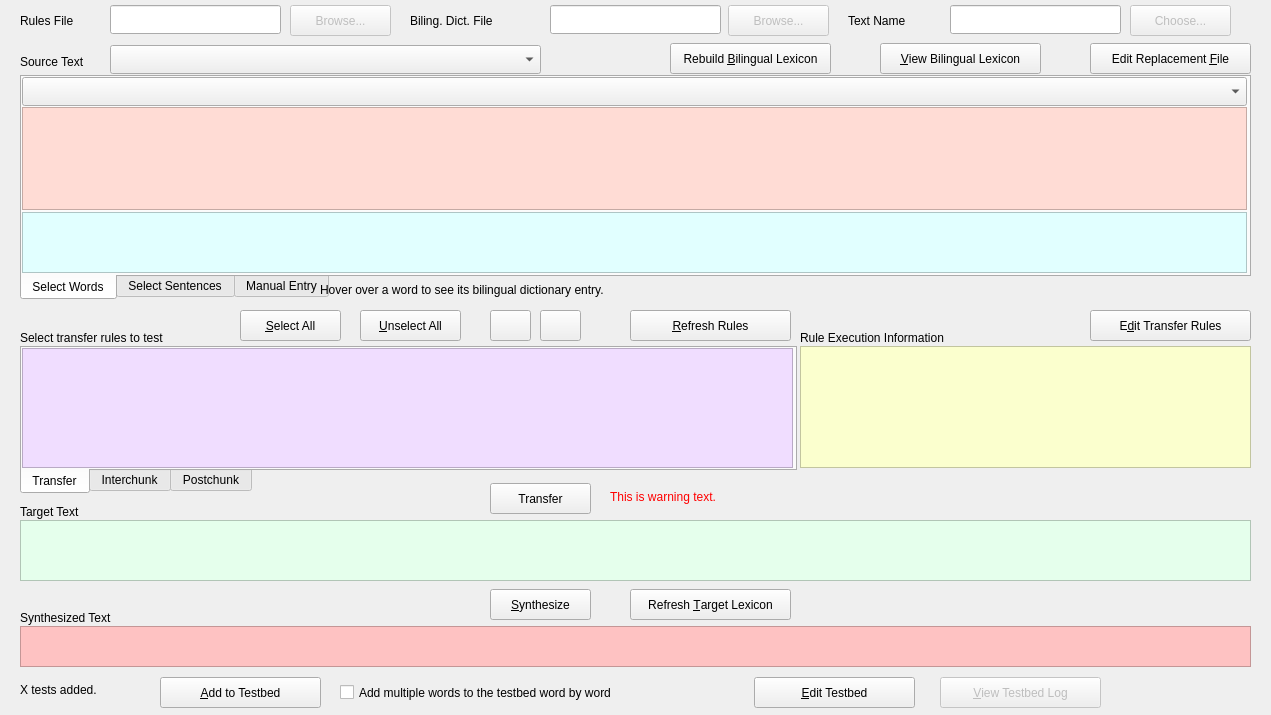
Before: the Qt Designer form LiveRuleTester.ui in rmlockwood/FLExTrans, drawn with Qt 5.
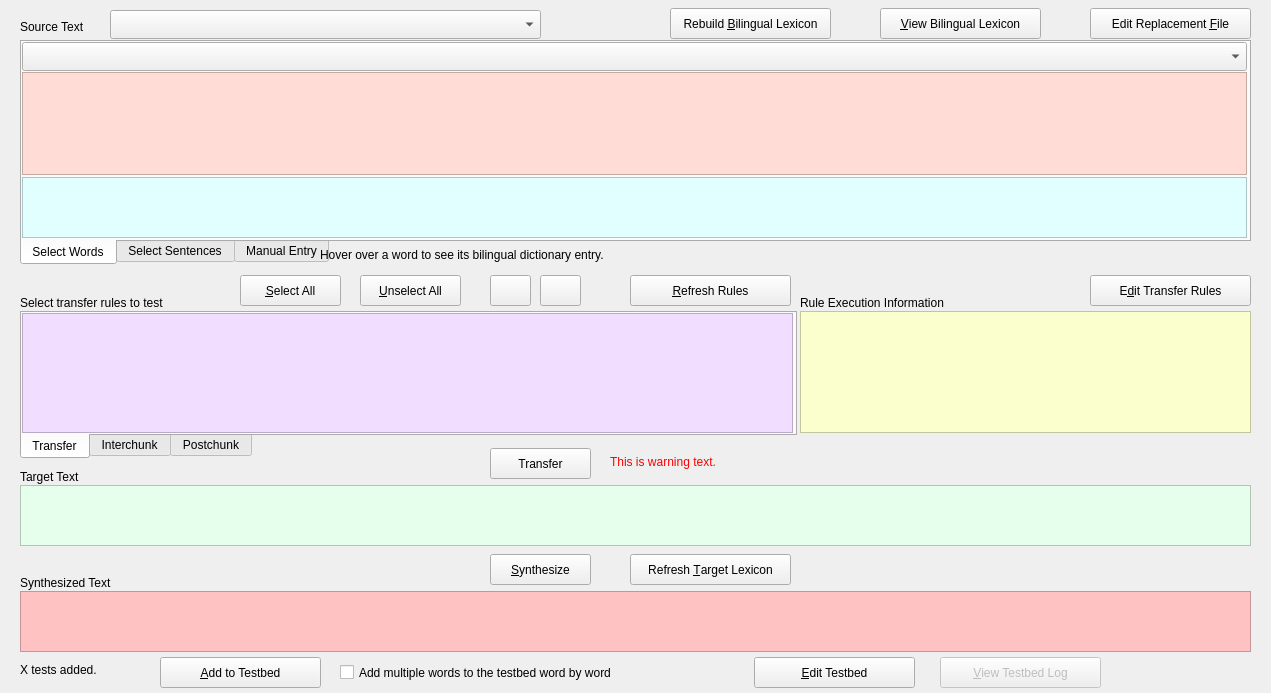
After: the same form once the commit is applied. Icons and pictures are not drawn.

Commit message: Fixes #310. Removed unneeded controls.

The edit to the form file:
```diff
--- a/LiveRuleTester.ui
+++ b/LiveRuleTester.ui
@@ -7,7 +7,7 @@
     <x>0</x>
     <y>0</y>
     <width>1271</width>
-    <height>715</height>
+    <height>693</height>
    </rect>
   </property>
   <property name="windowTitle">
@@ -21,7 +21,7 @@
     <property name="geometry">
      <rect>
       <x>20</x>
-      <y>346</y>
+      <y>311</y>
       <width>777</width>
       <height>148</height>
      </rect>
@@ -96,98 +96,11 @@
      </widget>
     </widget>
    </widget>
-   <widget class="QLabel" name="label">
-    <property name="geometry">
-     <rect>
-      <x>20</x>
-      <y>9</y>
-      <width>81</width>
-      <height>23</height>
-     </rect>
-    </property>
-    <property name="text">
-     <string>Rules File</string>
-    </property>
-   </widget>
-   <widget class="QPushButton" name="TransferFileBrowseButton">
-    <property name="enabled">
-     <bool>false</bool>
-    </property>
-    <property name="geometry">
-     <rect>
-      <x>290</x>
-      <y>5</y>
-      <width>101</width>
-      <height>31</height>
-     </rect>
-    </property>
-    <property name="text">
-     <string>Browse...</string>
-    </property>
-   </widget>
-   <widget class="QLineEdit" name="TransferFileEdit">
-    <property name="geometry">
-     <rect>
-      <x>110</x>
-      <y>5</y>
-      <width>171</width>
-      <height>29</height>
-     </rect>
-    </property>
-    <property name="text">
-     <string/>
-    </property>
-    <property name="alignment">
-     <set>Qt::AlignRight|Qt::AlignTrailing|Qt::AlignVCenter</set>
-    </property>
-   </widget>
-   <widget class="QLineEdit" name="BilingFileEdit">
-    <property name="geometry">
-     <rect>
-      <x>550</x>
-      <y>5</y>
-      <width>171</width>
-      <height>29</height>
-     </rect>
-    </property>
-    <property name="alignment">
-     <set>Qt::AlignRight|Qt::AlignTrailing|Qt::AlignVCenter</set>
-    </property>
-   </widget>
-   <widget class="QPushButton" name="BilingFileBrowseButton">
-    <property name="enabled">
-     <bool>false</bool>
-    </property>
-    <property name="geometry">
-     <rect>
-      <x>728</x>
-      <y>5</y>
-      <width>101</width>
-      <height>31</height>
-     </rect>
-    </property>
-    <property name="text">
-     <string>Browse...</string>
-    </property>
-   </widget>
-   <widget class="QLabel" name="label_2">
-    <property name="geometry">
-     <rect>
-      <x>410</x>
-      <y>9</y>
-      <width>131</width>
-      <height>23</height>
-     </rect>
-    </property>
-    <property name="text">
-     <string>Biling. Dict. File</string>
-    </property>
-   </widget>
    <widget class="QTabWidget" name="tabSource">
     <property name="geometry">
      <rect>
       <x>20</x>
-      <y>75</y>
+      <y>40</y>
       <width>1231</width>
       <height>225</height>
      </rect>
@@ -352,7 +265,7 @@
     <property name="geometry">
      <rect>
       <x>20</x>
-      <y>500</y>
+      <y>465</y>
       <width>111</width>
       <height>23</height>
      </rect>
@@ -365,7 +278,7 @@
     <property name="geometry">
      <rect>
       <x>20</x>
-      <y>50</y>
+      <y>15</y>
       <width>91</width>
       <height>23</height>
      </rect>
@@ -378,7 +291,7 @@
     <property name="geometry">
      <rect>
       <x>800</x>
-      <y>346</y>
+      <y>311</y>
       <width>451</width>
       <height>122</height>
      </rect>
@@ -399,7 +312,7 @@
     <property name="geometry">
      <rect>
       <x>490</x>
-      <y>483</y>
+      <y>448</y>
       <width>101</width>
       <height>31</height>
      </rect>
@@ -412,7 +325,7 @@
     <property name="geometry">
      <rect>
       <x>20</x>
-      <y>326</y>
+      <y>291</y>
       <width>211</width>
       <height>23</height>
      </rect>
@@ -425,7 +338,7 @@
     <property name="geometry">
      <rect>
       <x>800</x>
-      <y>326</y>
+      <y>291</y>
       <width>271</width>
       <height>23</height>
      </rect>
@@ -434,37 +347,11 @@
      <string>Rule Execution Information</string>
     </property>
    </widget>
-   <widget class="QLabel" name="SourceTextName">
-    <property name="geometry">
-     <rect>
-      <x>848</x>
-      <y>9</y>
-      <width>91</width>
-      <height>23</height>
-     </rect>
-    </property>
-    <property name="text">
-     <string>Text Name</string>
-    </property>
-   </widget>
-   <widget class="QLineEdit" name="SourceFileEdit">
-    <property name="geometry">
-     <rect>
-      <x>950</x>
-      <y>5</y>
-      <width>171</width>
-      <height>29</height>
-     </rect>
-    </property>
-    <property name="text">
-     <string/>
-    </property>
-   </widget>
    <widget class="QPushButton" name="refreshButton">
     <property name="geometry">
      <rect>
       <x>630</x>
-      <y>310</y>
+      <y>275</y>
       <width>161</width>
       <height>31</height>
      </rect>
@@ -477,7 +364,7 @@
     <property name="geometry">
      <rect>
       <x>240</x>
-      <y>310</y>
+      <y>275</y>
       <width>101</width>
       <height>31</height>
      </rect>
@@ -490,7 +377,7 @@
     <property name="geometry">
      <rect>
       <x>490</x>
-      <y>310</y>
+      <y>275</y>
       <width>41</width>
       <height>31</height>
      </rect>
@@ -507,7 +394,7 @@
     <property name="geometry">
      <rect>
       <x>540</x>
-      <y>310</y>
+      <y>275</y>
       <width>41</width>
       <height>31</height>
      </rect>
@@ -520,27 +407,11 @@
       <normaloff>DownArrow.png</normaloff>DownArrow.png</iconset>
     </property>
    </widget>
-   <widget class="QPushButton" name="ChooseSourceButton">
-    <property name="enabled">
-     <bool>false</bool>
-    </property>
-    <property name="geometry">
-     <rect>
-      <x>1130</x>
-      <y>5</y>
-      <width>101</width>
-      <height>31</height>
-     </rect>
-    </property>
-    <property name="text">
-     <string>Choose...</string>
-    </property>
-   </widget>
    <widget class="QPushButton" name="unselectAllButton">
     <property name="geometry">
      <rect>
       <x>360</x>
-      <y>310</y>
+      <y>275</y>
       <width>101</width>
       <height>31</height>
      </rect>
@@ -553,7 +424,7 @@
     <property name="geometry">
      <rect>
       <x>20</x>
-      <y>520</y>
+      <y>485</y>
       <width>1231</width>
       <height>61</height>
      </rect>
@@ -574,7 +445,7 @@
     <property name="geometry">
      <rect>
       <x>20</x>
-      <y>606</y>
+      <y>571</y>
       <width>161</width>
       <height>23</height>
      </rect>
@@ -587,9 +458,9 @@
     <property name="geometry">
      <rect>
       <x>20</x>
-      <y>626</y>
+      <y>591</y>
       <width>1231</width>
-      <height>41</height>
+      <height>61</height>
      </rect>
     </property>
     <property name="font">
@@ -608,7 +479,7 @@
     <property name="geometry">
      <rect>
       <x>490</x>
-      <y>589</y>
+      <y>554</y>
       <width>101</width>
       <height>31</height>
      </rect>
@@ -621,7 +492,7 @@
     <property name="geometry">
      <rect>
       <x>630</x>
-      <y>589</y>
+      <y>554</y>
       <width>161</width>
       <height>31</height>
      </rect>
@@ -634,7 +505,7 @@
     <property name="geometry">
      <rect>
       <x>160</x>
-      <y>677</y>
+      <y>657</y>
       <width>161</width>
       <height>31</height>
      </rect>
@@ -647,7 +518,7 @@
     <property name="geometry">
      <rect>
       <x>340</x>
-      <y>680</y>
+      <y>660</y>
       <width>391</width>
       <height>25</height>
      </rect>
@@ -663,7 +534,7 @@
     <property name="geometry">
      <rect>
       <x>754</x>
-      <y>677</y>
+      <y>657</y>
       <width>161</width>
       <height>31</height>
      </rect>
@@ -679,7 +550,7 @@
     <property name="geometry">
      <rect>
       <x>940</x>
-      <y>677</y>
+      <y>657</y>
       <width>161</width>
       <height>31</height>
      </rect>
@@ -695,7 +566,7 @@
     <property name="geometry">
      <rect>
       <x>20</x>
-      <y>680</y>
+      <y>660</y>
       <width>131</width>
       <height>20</height>
      </rect>
@@ -708,7 +579,7 @@
     <property name="geometry">
      <rect>
       <x>670</x>
-      <y>43</y>
+      <y>8</y>
       <width>161</width>
       <height>31</height>
      </rect>
@@ -721,7 +592,7 @@
     <property name="geometry">
      <rect>
       <x>1090</x>
-      <y>310</y>
+      <y>275</y>
       <width>161</width>
       <height>31</height>
      </rect>
@@ -734,7 +605,7 @@
     <property name="geometry">
      <rect>
       <x>880</x>
-      <y>43</y>
+      <y>8</y>
       <width>161</width>
       <height>31</height>
      </rect>
@@ -747,7 +618,7 @@
     <property name="geometry">
      <rect>
       <x>1090</x>
-      <y>43</y>
+      <y>8</y>
       <width>161</width>
       <height>31</height>
      </rect>
@@ -760,7 +631,7 @@
     <property name="geometry">
      <rect>
       <x>320</x>
-      <y>278</y>
+      <y>243</y>
       <width>501</width>
       <height>23</height>
      </rect>
@@ -773,7 +644,7 @@
     <property name="geometry">
      <rect>
       <x>610</x>
-      <y>476</y>
+      <y>441</y>
       <width>640</width>
       <height>42</height>
      </rect>
@@ -832,7 +703,7 @@
     <property name="geometry">
      <rect>
       <x>110</x>
-      <y>45</y>
+      <y>10</y>
       <width>431</width>
       <height>29</height>
      </rect>
```
The commit also changes 2 other files.
